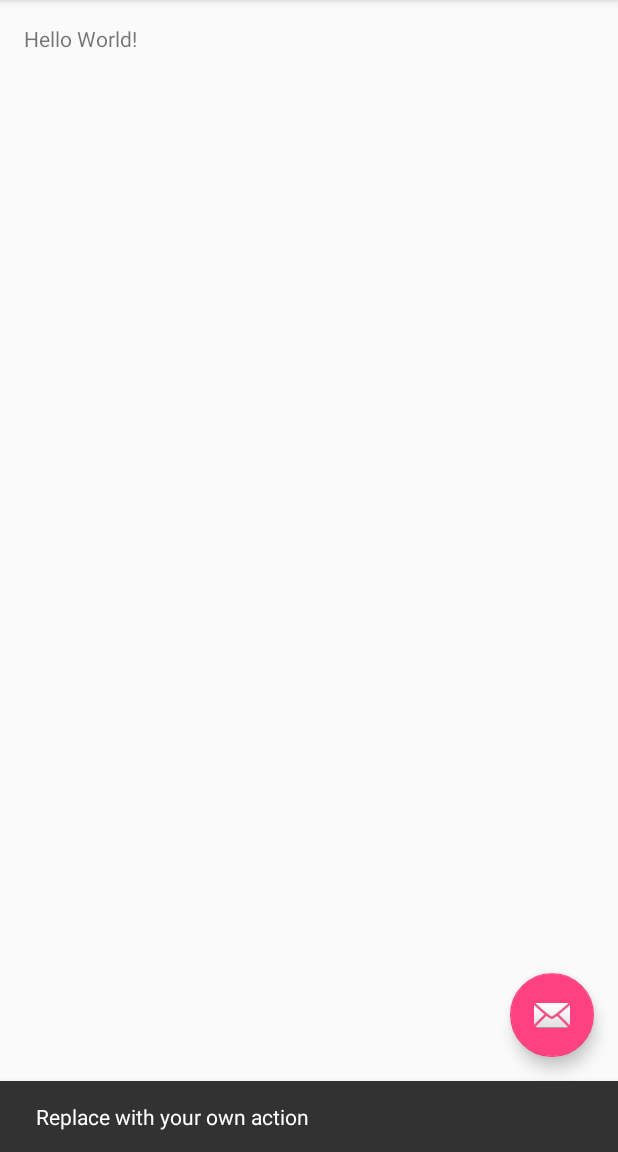
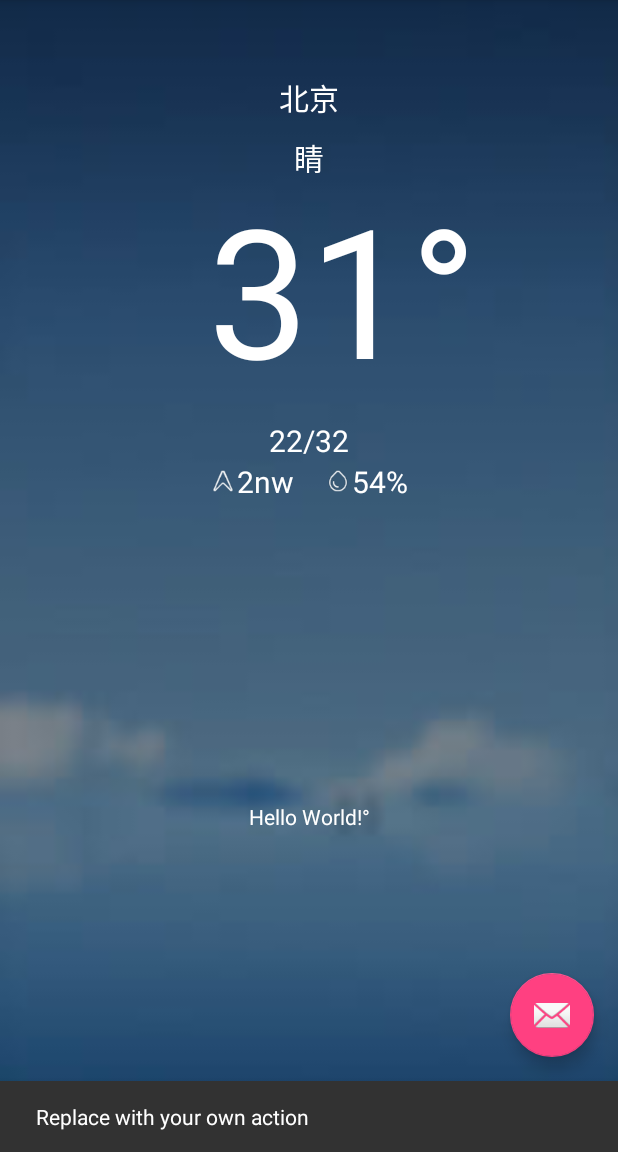
Before and after one commit to kylm53/KWeather, an Android app: the screen it shows after launch (MainActivity), after a tap on an icon or button, on a phone screen of 412 x 824 dp, the part 84-1236 px from its top. Run offline under Robolectric (Android 15) with nearby library versions, the phone set to English and light mode, and no system bars; our stand-ins replace ButterKnife; libraries missing offline, so code that uses them is left out: rx.android.schedulers, rx.functions, rx.schedulers; 2 statements that could not run were skipped.

Commit message:
update ui

```diff
--- a/app/src/main/java/com/kylm/weather/MainActivity.java
+++ b/app/src/main/java/com/kylm/weather/MainActivity.java
@@ -31,6 +31,13 @@ public class MainActivity extends AppCompatActivity
     @BindView(R.id.fab) FloatingActionButton fab;
     @BindView(R.id.nav_view) NavigationView navigationView;
     @BindView(R.id.tv_weather_content) TextView content;
+    @BindView(R.id.tv_city) TextView city;
+    @BindView(R.id.tv_condition) TextView condition;
+    @BindView(R.id.tv_tmp) TextView currentTemperature;
+    @BindView(R.id.tv_tmp_high) TextView highTemperature;
+    @BindView(R.id.tv_tmp_low) TextView lowTemperature;
+    @BindView(R.id.tv_wind) TextView wind;
+    @BindView(R.id.tv_hum) TextView hum;
 
     private WeatherPresenter presenter;
 
@@ -120,6 +127,14 @@ public class MainActivity extends AppCompatActivity
 
     @Override
     public void showWeatherInfo(HeWeather.WeatherBean weather) {
+        city.setText(weather.getBasic().getCity());
+        condition.setText(weather.getNow().getCond().getTxt());
+        currentTemperature.setText(weather.getNow().getTmp());
+        lowTemperature.setText(weather.getDaily_forecast().get(0).getTmp().getMin() + "°");
+        highTemperature.setText(weather.getDaily_forecast().get(0).getTmp().getMax() + "°");
+        wind.setText(weather.getNow().getWind().getDir() + " " + weather.getNow().getWind().getSc());
+        hum.setText(weather.getNow().getHum() + "%");
+
         StringBuilder builder = new StringBuilder();
 
         //basic 城市基本信息
--- a/app/src/main/res/layout/content_main.xml
+++ b/app/src/main/res/layout/content_main.xml
@@ -4,10 +4,7 @@
     xmlns:tools="http://schemas.android.com/tools"
     android:layout_width="match_parent"
     android:layout_height="match_parent"
-    android:paddingBottom="@dimen/activity_vertical_margin"
-    android:paddingLeft="@dimen/activity_horizontal_margin"
-    android:paddingRight="@dimen/activity_horizontal_margin"
-    android:paddingTop="@dimen/activity_vertical_margin"
+    android:background="@drawable/blur_bg0_fine_day"
     app:layout_behavior="@string/appbar_scrolling_view_behavior"
     tools:context="com.kylm.weather.MainActivity"
     tools:showIn="@layout/app_bar_main">
@@ -19,13 +16,110 @@
 
         <LinearLayout
             android:layout_width="match_parent"
-            android:layout_height="match_parent">
+            android:layout_height="match_parent"
+            android:orientation="vertical">
+
+            <RelativeLayout
+                android:layout_width="match_parent"
+                android:layout_height="match_parent"
+                android:layout_marginTop="50dp">
+
+                <TextView
+                    android:id="@+id/tv_city"
+                    android:layout_width="wrap_content"
+                    android:layout_height="wrap_content"
+                    android:layout_centerHorizontal="true"
+                    android:layout_marginBottom="10dp"
+                    android:text="北京"
+                    android:textSize="20sp" />
+
+                <TextView
+                    android:id="@+id/tv_condition"
+                    android:layout_width="wrap_content"
+                    android:layout_height="wrap_content"
+                    android:layout_below="@+id/tv_city"
+                    android:layout_centerHorizontal="true"
+                    android:text="睛"
+                    android:textSize="20sp" />
+
+                <TextView
+                    android:id="@+id/tv_tmp"
+                    android:layout_width="wrap_content"
+                    android:layout_height="wrap_content"
+                    android:layout_below="@+id/tv_condition"
+                    android:layout_centerInParent="true"
+                    android:text="31"
+                    android:textSize="120sp" />
+
+                <TextView
+                    android:layout_width="wrap_content"
+                    android:layout_height="wrap_content"
+                    android:layout_centerVertical="true"
+                    android:layout_toRightOf="@+id/tv_tmp"
+                    android:text="°"
+                    android:textSize="120sp" />
+
+                <TextView
+                    android:id="@+id/tv_tmp_low"
+                    android:layout_width="wrap_content"
+                    android:layout_height="wrap_content"
+                    android:layout_below="@+id/tv_tmp"
+                    android:layout_toLeftOf="@+id/tv_gap"
+                    android:text="22"
+                    android:textSize="20sp" />
+
+                <TextView
+                    android:id="@+id/tv_gap"
+                    android:layout_width="wrap_content"
+                    android:layout_height="wrap_content"
+                    android:layout_below="@+id/tv_tmp"
+                    android:layout_centerHorizontal="true"
+                    android:text="/"
+                    android:textSize="20sp" />
+
+                <TextView
+                    android:id="@+id/tv_tmp_high"
+                    android:layout_width="wrap_content"
+                    android:layout_height="wrap_content"
+                    android:layout_below="@+id/tv_tmp"
+                    android:layout_toRightOf="@+id/tv_gap"
+                    android:text="32"
+                    android:textSize="20sp" />
+
+                <LinearLayout
+                    android:layout_width="match_parent"
+                    android:layout_height="wrap_content"
+                    android:layout_below="@+id/tv_tmp_high"
+                    android:gravity="center">
+
+                    <TextView
+                        android:id="@+id/tv_wind"
+                        android:layout_width="wrap_content"
+                        android:layout_height="wrap_content"
+                        android:layout_marginRight="10dp"
+                        android:drawableLeft="@drawable/main_icon_wind"
+                        android:text="2nw"
+                        android:textSize="20sp" />
+
+                    <TextView
+                        android:id="@+id/tv_hum"
+                        android:layout_width="wrap_content"
+                        android:layout_height="wrap_content"
+                        android:layout_marginLeft="10dp"
+                        android:drawableLeft="@drawable/main_icon_humidity"
+                        android:text="54%"
+                        android:textSize="20sp" />
+                </LinearLayout>
+
+            </RelativeLayout>
 
             <TextView
                 android:id="@+id/tv_weather_content"
-                android:layout_width="wrap_content"
+                android:layout_width="match_parent"
                 android:layout_height="wrap_content"
-                android:text="Hello World!" />
+                android:layout_marginTop="200dp"
+                android:gravity="center"
+                android:text="Hello World!°" />
         </LinearLayout>
 
     </ScrollView>
--- a/app/src/main/res/values/styles.xml
+++ b/app/src/main/res/values/styles.xml
@@ -6,6 +6,7 @@
         <item name="colorPrimary">@color/colorPrimary</item>
         <item name="colorPrimaryDark">@color/colorPrimaryDark</item>
         <item name="colorAccent">@color/colorAccent</item>
+        <item name="android:textColor">@android:color/white</item>
     </style>
 
     <style name="AppTheme.NoActionBar">
```
Also changed, not shown: app/src/main/res/drawable-hdpi/main_icon_humidity.png (added), app/src/main/res/drawable-hdpi/main_icon_wind.png (added), app/src/main/res/drawable-mdpi/main_icon_humidity.png (added), app/src/main/res/drawable-mdpi/main_icon_wind.png (added), app/src/main/res/drawable-xhdpi/bg0_fine_day.png (added), app/src/main/res/drawable-xhdpi/blur_bg0_fine_day.jpg (added), app/src/main/res/drawable-xhdpi/main_icon_humidity.png (added), app/src/main/res/drawable-xhdpi/main_icon_wind.png (added), app/src/main/res/drawable-xxhdpi/main_icon_humidity.png (added), app/src/main/res/drawable-xxhdpi/main_icon_wind.png (added), app/src/main/res/drawable-xxxhdpi/main_icon_humidity.png (added), app/src/main/res/drawable-xxxhdpi/main_icon_wind.png (added).
